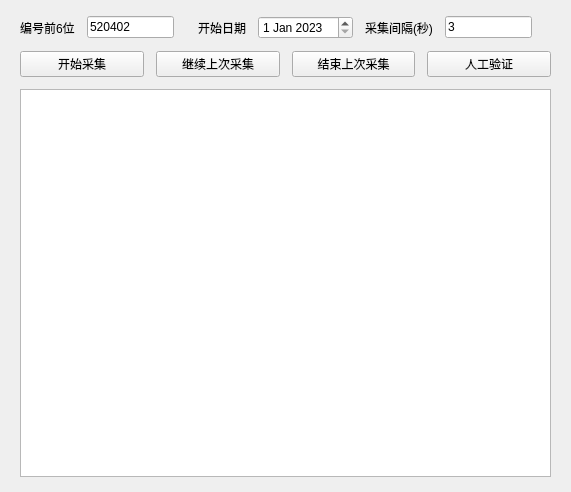
Qt form jzsc/mainwindow.ui (kinglon/jzsc) before a commit.
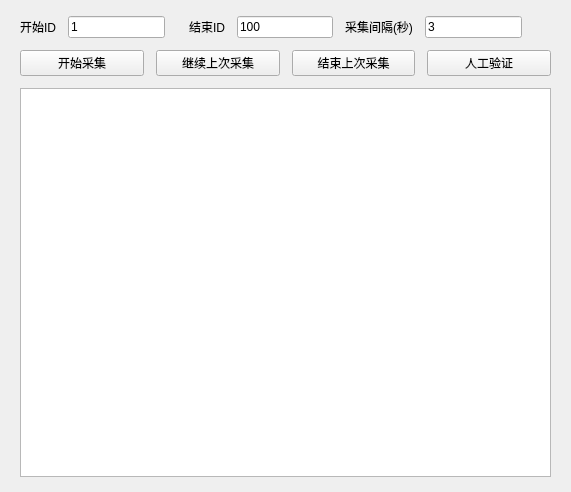
The same form after that commit.

The edit to the form file:
```diff
--- a/jzsc/mainwindow.ui
+++ b/jzsc/mainwindow.ui
@@ -32,14 +32,14 @@
        <item>
         <widget class="QLabel" name="label">
          <property name="text">
-          <string>编号前6位</string>
+          <string>开始ID</string>
          </property>
         </widget>
        </item>
        <item>
         <widget class="QLineEdit" name="codePrefixEdit">
          <property name="text">
-          <string>520402</string>
+          <string>1</string>
          </property>
         </widget>
        </item>
@@ -49,21 +49,14 @@
        <item>
         <widget class="QLabel" name="label_2">
          <property name="text">
-          <string>开始日期</string>
+          <string>结束ID</string>
          </property>
         </widget>
        </item>
        <item>
-        <widget class="QDateEdit" name="beginDateEdit">
-         <property name="dateTime">
-          <datetime>
-           <hour>0</hour>
-           <minute>0</minute>
-           <second>0</second>
-           <year>2023</year>
-           <month>1</month>
-           <day>1</day>
-          </datetime>
+        <widget class="QLineEdit" name="endIdEdit">
+         <property name="text">
+          <string>100</string>
          </property>
         </widget>
        </item>
```
Left out of the diff: 2 changed lines with no effect on the pictures.
